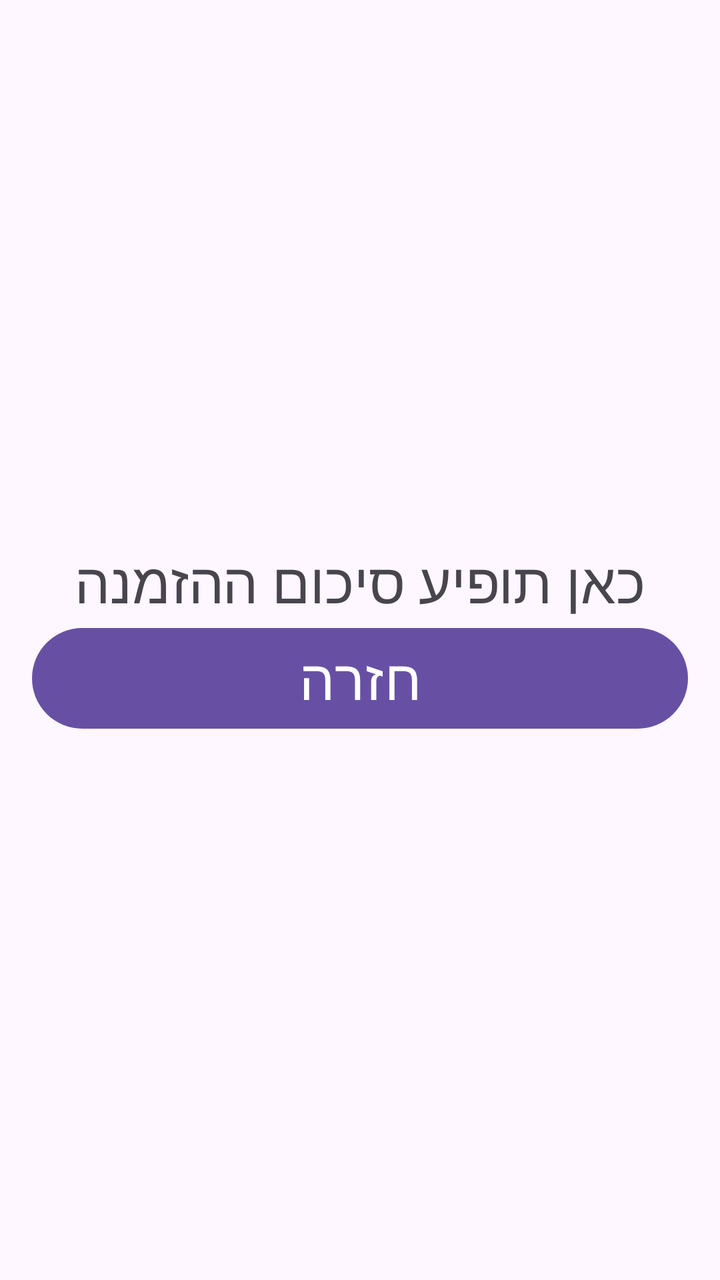
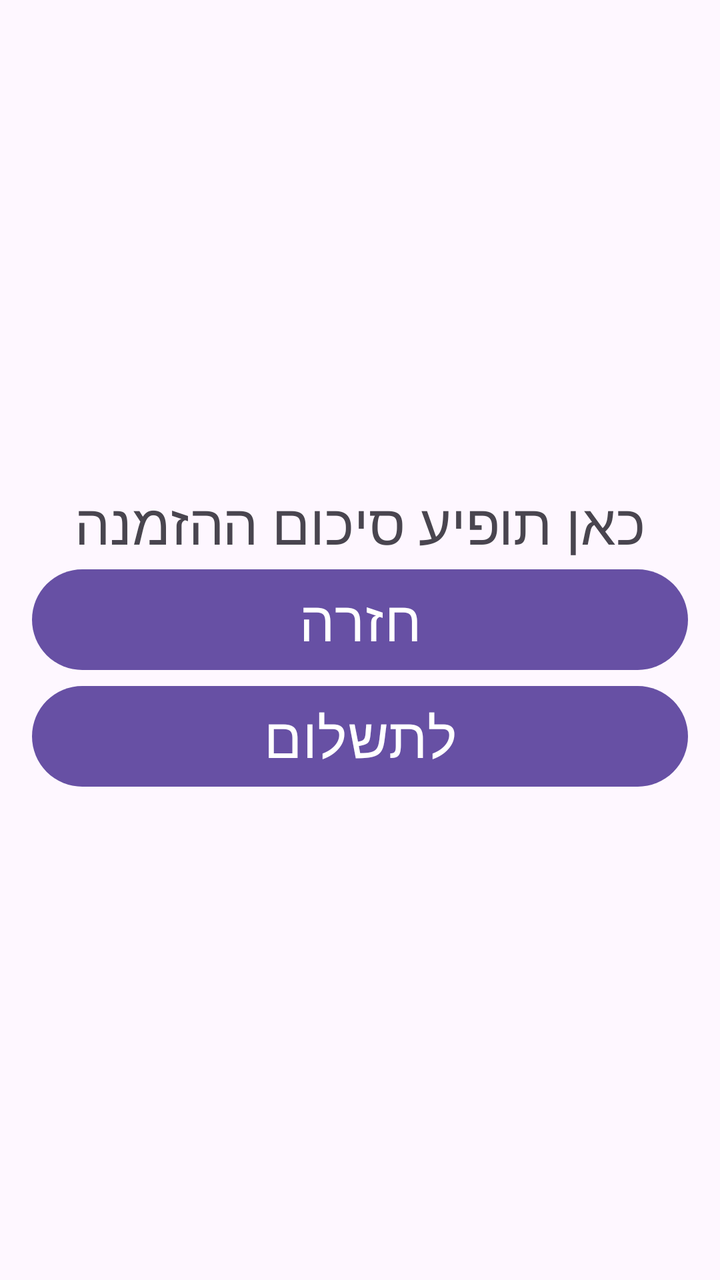

An Android layout rendered at two revisions. The XML below is the earlier revision; the diff shows what the commit changed to produce the second picture.
<!-- AndroidManifest.xml: application theme Theme.PizzaOrder -->
<!-- res/layout/activity_summary.xml -->
<?xml version="1.0" encoding="utf-8"?>
<LinearLayout xmlns:android="http://schemas.android.com/apk/res/android"
    android:id="@+id/main"
    android:layout_width="match_parent"
    android:layout_height="match_parent"
    android:orientation="vertical"
    android:gravity="center"
    android:padding="16dp">

    <TextView
        android:id="@+id/tvSummary"
        android:layout_width="match_parent"
        android:layout_height="wrap_content"
        android:textSize="28sp"
        android:gravity="center"
        android:layout_gravity="center_horizontal"
        android:text="כאן תופיע סיכום ההזמנה"
        />

    <Button
        android:id="@+id/btnBack"
        android:layout_width="match_parent"
        android:layout_height="wrap_content"
        android:layout_gravity="center_horizontal"
        android:gravity="center"
        android:textSize="28sp"
        android:text="חזרה"

        />

</LinearLayout>
<!-- resources referenced by this layout -->
<resources>
  <style name="Theme.PizzaOrder" parent="Base.Theme.PizzaOrder" />
  <style name="Base.Theme.PizzaOrder" parent="Theme.Material3.DayNight.NoActionBar">
          
          
      </style>
</resources>

<!-- the commit's change to res/layout/activity_summary.xml (unified diff, before → after) -->
@@ -28,4 +28,15 @@
 
         />
 
+    <Button
+        android:id="@+id/btnPay"
+        android:layout_width="match_parent"
+        android:layout_height="wrap_content"
+        android:layout_gravity="center_horizontal"
+        android:gravity="center"
+        android:text="לתשלום"
+
+        android:textColorLink="#4CAF50"
+        android:textSize="28sp" />
+
 </LinearLayout>
